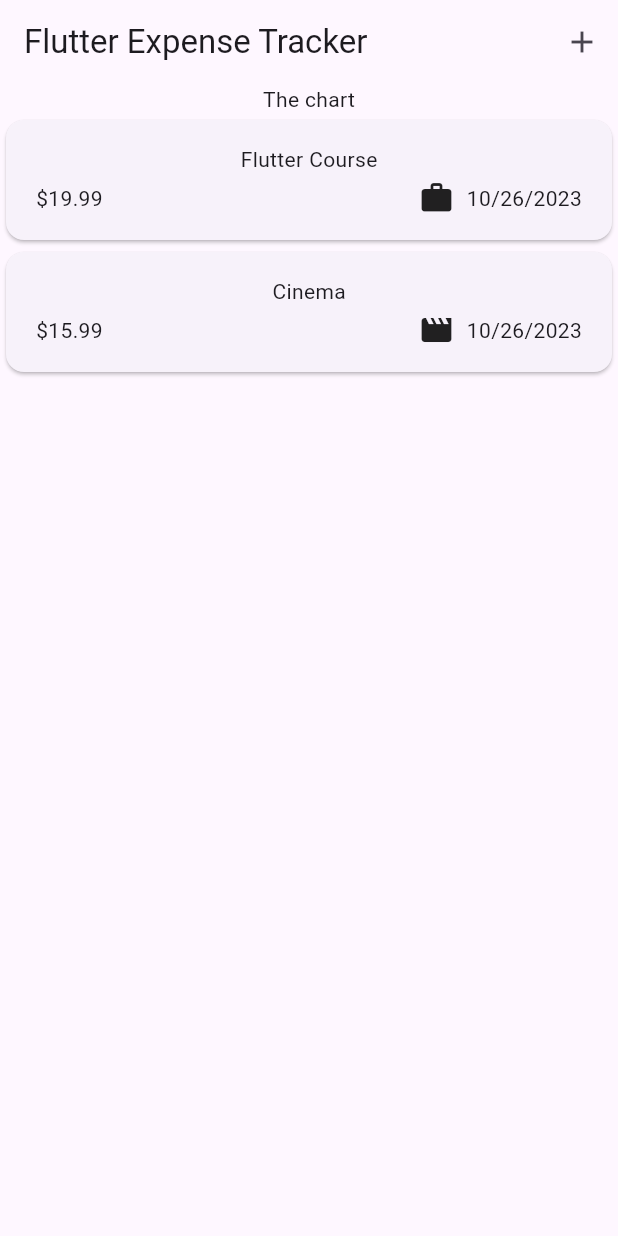
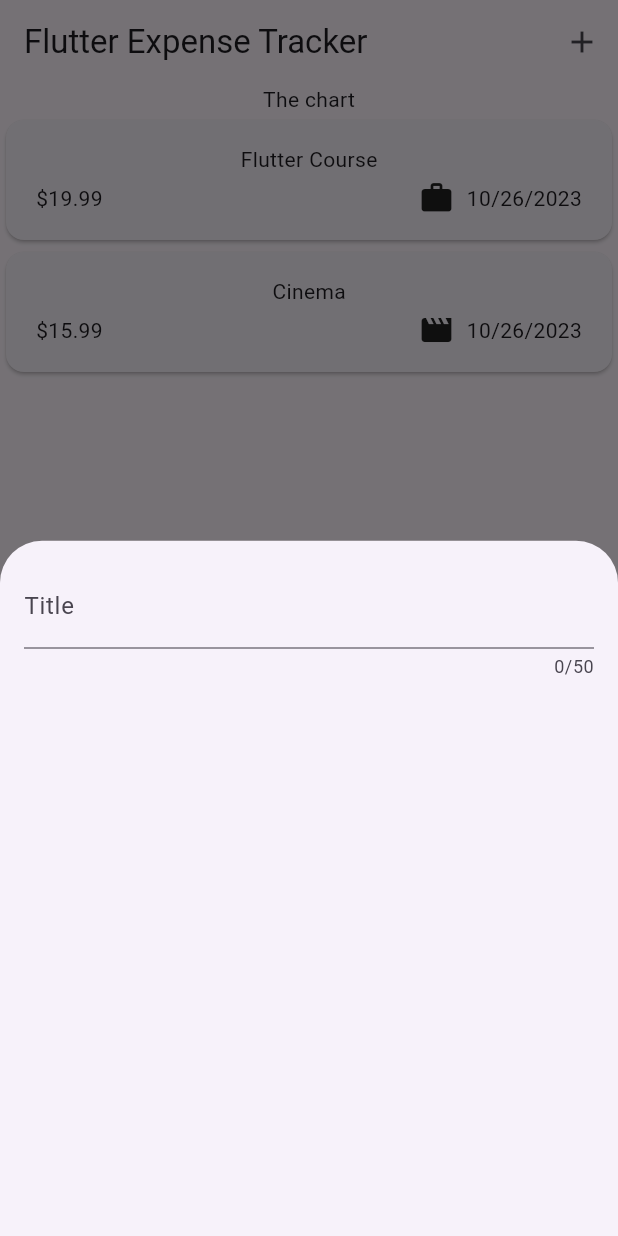
Before and after one commit to kartpop/expense_tracker, a Flutter app: the screen it shows after launch, after a tap on the "add" icon, on a phone screen of 412 x 824 dp. Run offline on Flutter 3.47's test engine with Material 2 defaults, Android fonts, the phone set to English and light mode, and no system bars.

Commit message:
feat: display NewExpense modal bottom sheet

```diff
--- a/lib/widgets/expenses.dart
+++ b/lib/widgets/expenses.dart
@@ -1,5 +1,6 @@
 import 'package:expense_tracker/widgets/expenses_list/expenses_list.dart';
 import 'package:expense_tracker/models/expense.dart';
+import 'package:expense_tracker/widgets/new_expense.dart';
 import 'package:flutter/material.dart';
 
 class Expenses extends StatefulWidget {
@@ -7,11 +8,11 @@ class Expenses extends StatefulWidget {
 
   @override
   State<Expenses> createState() {
-    return _Expenses();
+    return _ExpensesState();
   }
 }
 
-class _Expenses extends State<Expenses> {
+class _ExpensesState extends State<Expenses> {
   final List<Expense> _registeredExpenses = [
     Expense(
         title: 'Flutter Course',
@@ -25,12 +26,24 @@ class _Expenses extends State<Expenses> {
         category: Category.leisure),
   ];
 
+  void _openAddExpenseOverlay() {
+    showModalBottomSheet(
+      context: context,
+      builder: (ctx) => const NewExpense(),
+    );
+  }
+
   @override
   Widget build(BuildContext context) {
     return Scaffold(
       appBar: AppBar(
         title: const Text('Flutter Expense Tracker'),
-        actions: [IconButton(onPressed: () {}, icon: const Icon(Icons.add))],
+        actions: [
+          IconButton(
+            onPressed: _openAddExpenseOverlay,
+            icon: const Icon(Icons.add),
+          )
+        ],
       ),
       body: Column(
         children: [
--- /dev/null
+++ b/lib/widgets/new_expense.dart
@@ -0,0 +1,29 @@
+import 'package:flutter/material.dart';
+
+class NewExpense extends StatefulWidget {
+  const NewExpense({super.key});
+
+  @override
+  State<NewExpense> createState() {
+    return _NewExpenseState();
+  }
+}
+
+class _NewExpenseState extends State<NewExpense> {
+  @override
+  Widget build(BuildContext context) {
+    return const Padding(
+      padding: EdgeInsets.all(16),
+      child: Column(
+        children: [
+          TextField(
+            maxLength: 50,
+            decoration: InputDecoration(
+              label: Text('Title'),
+            ),
+          ),
+        ],
+      ),
+    );
+  }
+}
```
